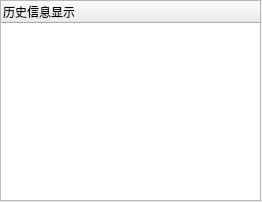
First picture: the form in CornerWindow.ui, repository WooodHead/labelling3, before the edit.
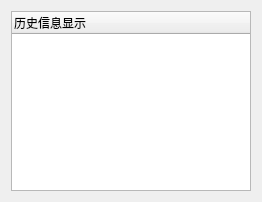
Second picture: the form after the edit.

What changed in the file:
```diff
--- a/CornerWindow.ui
+++ b/CornerWindow.ui
@@ -13,15 +13,9 @@
   <property name="windowTitle">
    <string>Form</string>
   </property>
+  <layout class="QGridLayout" name="gridLayout">
+   <item row="0" column="0">
   <widget class="QTreeWidget" name="treeWidget_4">
-   <property name="geometry">
-    <rect>
-     <x>0</x>
-     <y>0</y>
-     <width>261</width>
-     <height>201</height>
-    </rect>
-   </property>
    <property name="mouseTracking">
     <bool>true</bool>
    </property>
@@ -31,6 +25,8 @@
     </property>
    </column>
   </widget>
+   </item>
+  </layout>
  </widget>
  <resources/>
  <connections/>
```
Lines whose indentation alone changed are shown as unchanged.
